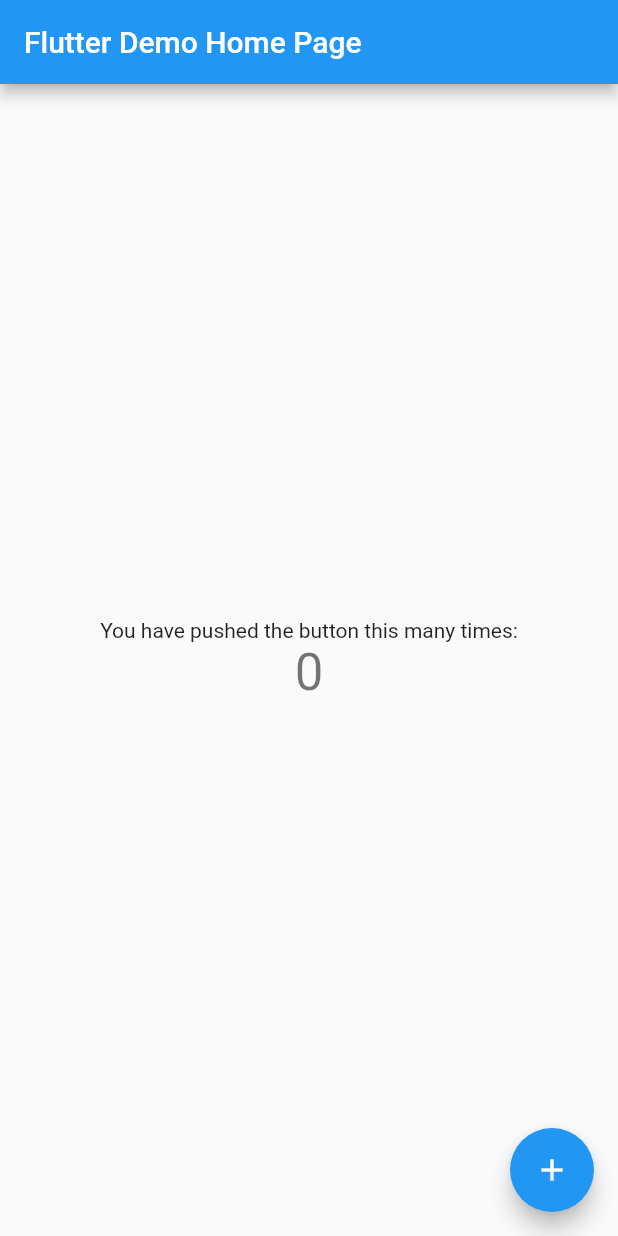
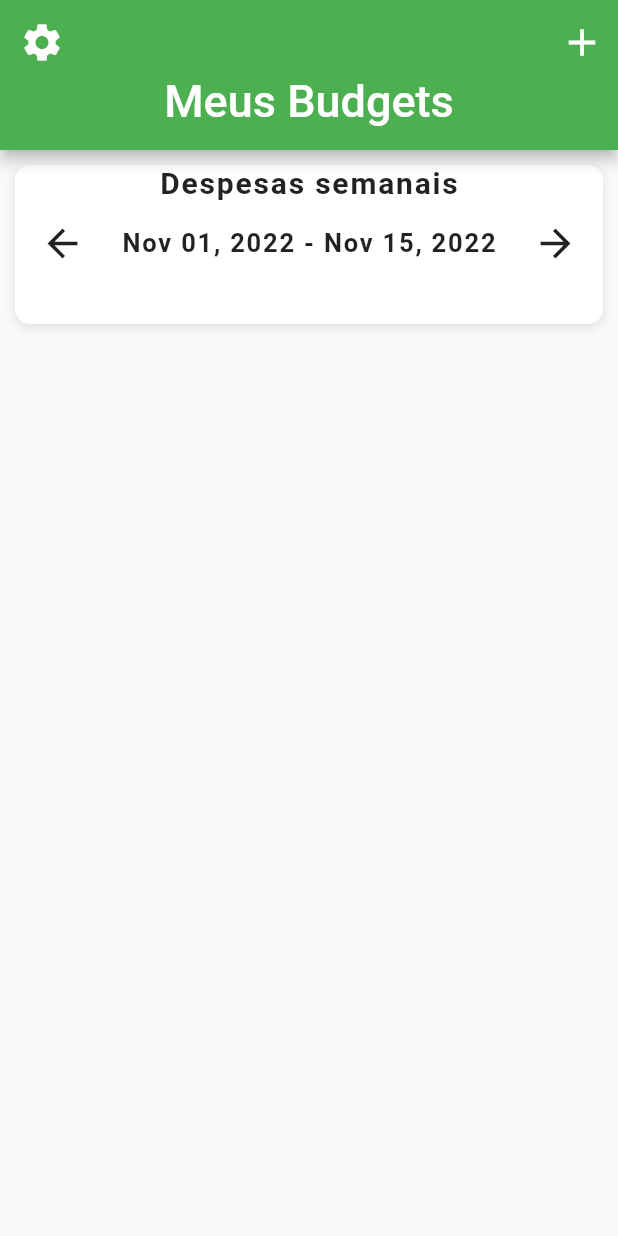
Before and after one commit to caneto/ui_buget_tracker, a Flutter app: the screen it shows after launch, on a phone screen of 412 x 824 dp. Run offline on Flutter 3.47's test engine with Material 2 defaults, Android fonts, the phone set to English and light mode, and no system bars.

Commit message:
Inicio do Layout

```diff
--- a/lib/main.dart
+++ b/lib/main.dart
@@ -1,3 +1,4 @@
+import 'package:bugettracker/screen/home_screen.dart';
 import 'package:flutter/material.dart';
 
 void main() {
@@ -7,109 +8,15 @@ void main() {
 class MyApp extends StatelessWidget {
   const MyApp({super.key});
 
-  // This widget is the root of your application.
   @override
   Widget build(BuildContext context) {
     return MaterialApp(
-      title: 'Flutter Demo',
+      debugShowCheckedModeBanner: false,
+      title: 'Bugget Tracker App',
       theme: ThemeData(
-        // This is the theme of your application.
-        //
-        // Try running your application with "flutter run". You'll see the
-        // application has a blue toolbar. Then, without quitting the app, try
-        // changing the primarySwatch below to Colors.green and then invoke
-        // "hot reload" (press "r" in the console where you ran "flutter run",
-        // or simply save your changes to "hot reload" in a Flutter IDE).
-        // Notice that the counter didn't reset back to zero; the application
-        // is not restarted.
-        primarySwatch: Colors.blue,
+        primarySwatch: Colors.green,
       ),
-      home: const MyHomePage(title: 'Flutter Demo Home Page'),
+      home: const HomeScreen(),
     );
   }
 }
-
-class MyHomePage extends StatefulWidget {
-  const MyHomePage({super.key, required this.title});
-
-  // This widget is the home page of your application. It is stateful, meaning
-  // that it has a State object (defined below) that contains fields that affect
-  // how it looks.
-
-  // This class is the configuration for the state. It holds the values (in this
-  // case the title) provided by the parent (in this case the App widget) and
-  // used by the build method of the State. Fields in a Widget subclass are
-  // always marked "final".
-
-  final String title;
-
-  @override
-  State<MyHomePage> createState() => _MyHomePageState();
-}
-
-class _MyHomePageState extends State<MyHomePage> {
-  int _counter = 0;
-
-  void _incrementCounter() {
-    setState(() {
-      // This call to setState tells the Flutter framework that something has
-      // changed in this State, which causes it to rerun the build method below
-      // so that the display can reflect the updated values. If we changed
-      // _counter without calling setState(), then the build method would not be
-      // called again, and so nothing would appear to happen.
-      _counter++;
-    });
-  }
-
-  @override
-  Widget build(BuildContext context) {
-    // This method is rerun every time setState is called, for instance as done
-    // by the _incrementCounter method above.
-    //
-    // The Flutter framework has been optimized to make rerunning build methods
-    // fast, so that you can just rebuild anything that needs updating rather
-    // than having to individually change instances of widgets.
-    return Scaffold(
-      appBar: AppBar(
-        // Here we take the value from the MyHomePage object that was created by
-        // the App.build method, and use it to set our appbar title.
-        title: Text(widget.title),
-      ),
-      body: Center(
-        // Center is a layout widget. It takes a single child and positions it
-        // in the middle of the parent.
-        child: Column(
-          // Column is also a layout widget. It takes a list of children and
-          // arranges them vertically. By default, it sizes itself to fit its
-          // children horizontally, and tries to be as tall as its parent.
-          //
-          // Invoke "debug painting" (press "p" in the console, choose the
-          // "Toggle Debug Paint" action from the Flutter Inspector in Android
-          // Studio, or the "Toggle Debug Paint" command in Visual Studio Code)
-          // to see the wireframe for each widget.
-          //
-          // Column has various properties to control how it sizes itself and
-          // how it positions its children. Here we use mainAxisAlignment to
-          // center the children vertically; the main axis here is the vertical
-          // axis because Columns are vertical (the cross axis would be
-          // horizontal).
-          mainAxisAlignment: MainAxisAlignment.center,
-          children: <Widget>[
-            const Text(
-              'You have pushed the button this many times:',
-            ),
-            Text(
-              '$_counter',
-              style: Theme.of(context).textTheme.headline4,
-            ),
-          ],
-        ),
-      ),
-      floatingActionButton: FloatingActionButton(
-        onPressed: _incrementCounter,
-        tooltip: 'Increment',
-        child: const Icon(Icons.add),
-      ), // This trailing comma makes auto-formatting nicer for build methods.
-    );
-  }
-}
--- /dev/null
+++ b/lib/screen/home_screen.dart
@@ -0,0 +1,71 @@
+import 'package:bugettracker/widgets/bar_chart.dart';
+import 'package:flutter/material.dart';
+
+class HomeScreen extends StatefulWidget {
+  const HomeScreen({Key? key}) : super(key: key);
+
+  @override
+  State<HomeScreen> createState() => _HomeScreenState();
+}
+
+class _HomeScreenState extends State<HomeScreen> {
+  @override
+  Widget build(BuildContext context) {
+    return Scaffold(
+      body: CustomScrollView(
+        slivers: [
+          SliverAppBar(
+            expandedHeight: 100,
+            forceElevated: true,
+            floating: true,
+            leading: IconButton(
+              onPressed: () {},
+              icon: const Icon(
+                Icons.settings,
+                size: 30,
+              ),
+            ),
+            flexibleSpace: const FlexibleSpaceBar(
+              title: Text("Meus Budgets"),
+              centerTitle: true,
+            ),
+            actions: [
+              IconButton(
+                  onPressed: () {},
+                  icon: const Icon(
+                    Icons.add,
+                    size: 30,
+                  )),
+            ],
+          ),
+          SliverList(
+            delegate: SliverChildBuilderDelegate(
+              childCount: 2,
+              (context, int index) {
+                if(index == 0) {
+                  return Container(
+                    margin: const EdgeInsets.all(10),
+                    decoration: BoxDecoration(
+                      color: Colors.white,
+                      boxShadow: const [
+                        BoxShadow(
+                          color: Colors.black12,
+                          offset: Offset(0, 2),
+                          blurRadius: 6,
+                        )
+                      ],
+                      borderRadius: BorderRadius.circular(10),
+                    ),
+                    child: const BarChart(),
+                  );
+                } else {
+                  return Container();
+                }
+              }
+            ),
+          )
+        ],
+      ),
+    );
+  }
+}
--- /dev/null
+++ b/lib/widgets/bar_chart.dart
@@ -0,0 +1,58 @@
+import 'package:flutter/material.dart';
+
+class BarChart extends StatelessWidget {
+  const BarChart({Key? key}) : super(key: key);
+
+  @override
+  Widget build(BuildContext context) {
+    final double maxBarHeight = 220;
+    return Column(
+      children: [
+        const Text(
+          "Despesas semanais",
+          style: TextStyle(
+            fontSize: 20,
+            fontWeight: FontWeight.bold,
+            letterSpacing: 1.2,
+          ),
+        ),
+        const SizedBox(height: 5),
+        Row(
+          mainAxisAlignment: MainAxisAlignment.spaceAround,
+          children: [
+            IconButton(
+              onPressed: () {},
+              icon: const Icon(
+                Icons.arrow_back,
+                size: 30,
+              ),
+            ),
+            const Text(
+              "Nov 01, 2022 - Nov 15, 2022",
+              style: TextStyle(
+                fontSize: 17,
+                fontWeight: FontWeight.bold,
+                letterSpacing: 1.2,
+              ),
+            ),
+            IconButton(
+              onPressed: () {},
+              icon: const Icon(
+                Icons.arrow_forward,
+                size: 30,
+              ),
+            ),
+          ],
+        ),
+        const SizedBox(height: 30),
+        Row(
+          mainAxisAlignment: MainAxisAlignment.spaceEvenly,
+          crossAxisAlignment: CrossAxisAlignment.end,
+          children: [
+
+          ],
+        )
+      ],
+    );
+  }
+}
```
